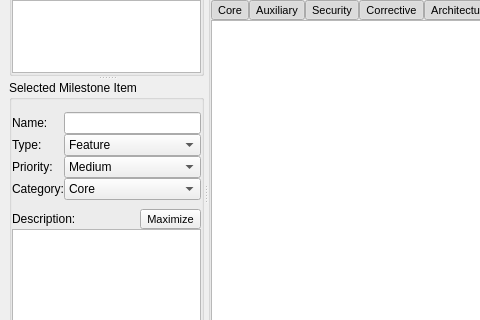
This is forms/roadmap2.ui in skriticos/nelia1 as Qt 5 draws it before an edit; both pictures show x 0 to 480 and y 157 to 477 of the 800 by 600 pixel window. The edited form follows.
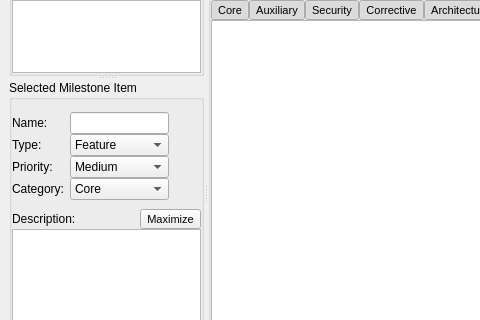
This is the edited form.

Commit message: added navigation between widgets

Diff of the .ui file:
```diff
--- a/forms/roadmap2.ui
+++ b/forms/roadmap2.ui
@@ -486,7 +486,10 @@
                  <property name="bottomMargin">
                   <number>9</number>
                  </property>
-                 <property name="spacing">
+                 <property name="horizontalSpacing">
+                  <number>6</number>
+                 </property>
+                 <property name="verticalSpacing">
                   <number>0</number>
                  </property>
                  <item row="3" column="0">
@@ -587,6 +590,19 @@
                    </item>
                   </widget>
                  </item>
+                 <item row="2" column="2">
+                  <spacer name="horizontalSpacer_4">
+                   <property name="orientation">
+                    <enum>Qt::Horizontal</enum>
+                   </property>
+                   <property name="sizeHint" stdset="0">
+                    <size>
+                     <width>40</width>
+                     <height>20</height>
+                    </size>
+                   </property>
+                  </spacer>
+                 </item>
                 </layout>
                </widget>
               </item>
```
Left out of the diff: 4 changed lines with no effect on the pictures. The commit also changes 5 other files.
